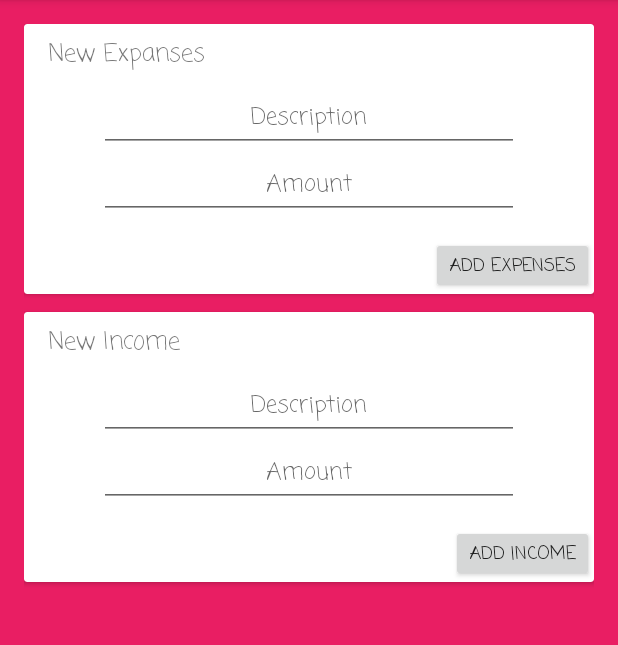
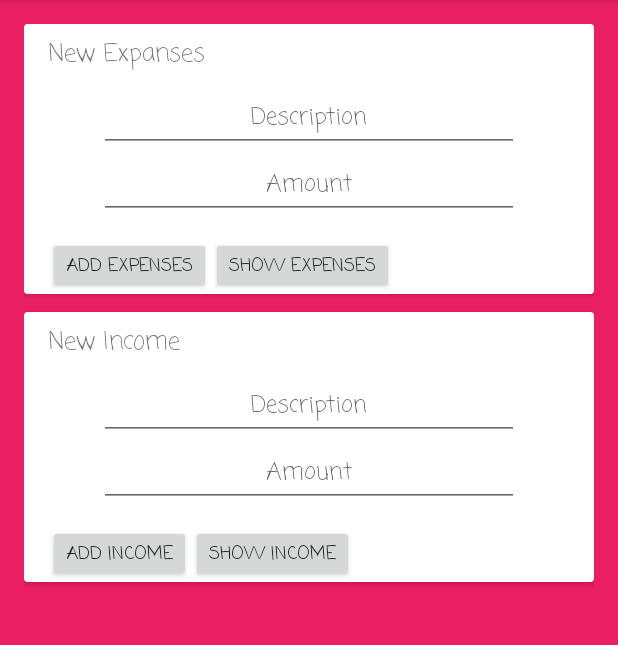
Before and after one commit to irfand19/Task4, an Android app: the fragment FragmentTwo placed in its activity, on a phone screen of 412 x 824 dp, the part 84-729 px from its top. Run offline under Robolectric (Android 15) with nearby library versions, the phone set to English and light mode, and no system bars.

Commit message:
tambah data expense di transaction beres, tampilin data expense pake rv di dashboard beres

```diff
--- /dev/null
+++ b/app/src/main/java/irfandp/task4/DatabaseExpenses.java
@@ -0,0 +1,68 @@
+package irfandp.task4;
+
+import android.content.ContentValues;
+import android.content.Context;
+import android.database.Cursor;
+import android.database.sqlite.SQLiteDatabase;
+import android.database.sqlite.SQLiteOpenHelper;
+
+/**
+ * Created by User on 9/26/2016.
+ */
+public class DatabaseExpenses extends SQLiteOpenHelper {
+
+    public static final int DATABASE_VERSION = 1;
+    public static final String DATABASE_NAME = "ExpenseDB.db";
+    public static final String TABLE_NAME = "expensesdb";
+    public static final String COL_1 = "ID";
+    public static final String COL_2 = "DESCRIPTION";
+    public static final String COL_3 = "AMOUNT";
+    public static final String TABLE_CREATE = "CREATE TABLE " + TABLE_NAME + " ( " +
+            COL_1 + " INTEGER PRIMARY KEY AUTOINCREMENT, " +
+            COL_2 + " TEXT, " +
+            COL_3 + " TEXT );";
+    public DatabaseExpenses(Context context) {
+        super(context, DATABASE_NAME, null, DATABASE_VERSION);
+    }
+    @Override
+    public void onCreate(SQLiteDatabase db) {
+        db.execSQL(TABLE_CREATE);
+    }
+
+    @Override
+    public void onUpgrade(SQLiteDatabase db, int oldVersion, int newVersion) {
+        db.execSQL("DROP TABLE IF EXISTS " + TABLE_NAME);
+        onCreate(db);
+    }
+
+    public boolean save_expense(String description, String amount) {
+        SQLiteDatabase db = this.getWritableDatabase();
+        ContentValues content_values = new ContentValues();
+        content_values.put(COL_2, description);
+        content_values.put(COL_3, amount);
+        long result = db.insert(TABLE_NAME, null, content_values);
+        return result != 1;
+    }
+
+    public Cursor list_expense() {
+        SQLiteDatabase db = this.getWritableDatabase();
+        Cursor expenses = db.rawQuery("SELECT * FROM " + TABLE_NAME, null);
+        return expenses;
+    }
+
+//    public boolean update_student(String id, String name, String surname, String marks) {
+//        SQLiteDatabase db = this.getWritableDatabase();
+//        ContentValues content_values = new ContentValues();
+//        content_values.put(COL_1, id);
+//        content_values.put(COL_2, name);
+//        content_values.put(COL_3, surname);
+//        db.update(TABLE_NAME, content_values, "ID = ? ", new String[]{id});
+//        return true;
+//    }
+//    public Integer delete_student(String id) {
+//        SQLiteDatabase db = this.getWritableDatabase();
+//        return db.delete(TABLE_NAME, "ID = ?", new String[] {id});
+//    }
+
+
+}
--- a/app/src/main/java/irfandp/task4/FragmentOne.java
+++ b/app/src/main/java/irfandp/task4/FragmentOne.java
@@ -1,128 +1,121 @@
 package irfandp.task4;
 
+import android.app.AlertDialog;
 import android.content.Context;
+import android.database.Cursor;
 import android.net.Uri;
 import android.os.Bundle;
 import android.support.v4.app.Fragment;
+import android.support.v7.widget.CardView;
+import android.support.v7.widget.LinearLayoutManager;
+import android.support.v7.widget.RecyclerView;
 import android.view.LayoutInflater;
 import android.view.View;
 import android.view.ViewGroup;
+import android.widget.Button;
+import android.widget.FrameLayout;
 import android.widget.TextView;
 
+public class FragmentOne extends Fragment {
 
-/**
- * A simple {@link Fragment} subclass.
- * Activities that contain this fragment must implement the
- * {@link FragmentOne.OnFragmentInteractionListener} interface
- * to handle interaction events.
- * Use the {@link FragmentOne#newInstance} factory method to
- * create an instance of this fragment.
- */
-public class FragmentOne extends Fragment {
-    // TODO: Rename parameter arguments, choose names that match
-    // the fragment initialization parameters, e.g. ARG_ITEM_NUMBER
-//    private static final String ARG_PARAM1 = "param1";
-//    private static final String ARG_PARAM2 = "param2";
+    View mView;
+    DatabaseExpenses myDB;
+    RecyclerView rv_products;
+    RecyclerView.Adapter rv_adapter;
+    RecyclerView.LayoutManager rv_layout_manager;
+    Button list;
+
+    @Override
+    public View onCreateView(LayoutInflater inflater, ViewGroup container, Bundle savedInstanceState) {
+
+        mView = inflater.inflate(R.layout.fragment_one, container, false);
+
+        myDB = new DatabaseExpenses(getActivity());
+
+        rv_products = (RecyclerView) mView.findViewById(R.id.rv_products);
+        rv_products.setHasFixedSize(true);
+        rv_layout_manager = new LinearLayoutManager(getActivity());
+        rv_products.setLayoutManager(rv_layout_manager);
+        rv_adapter = new MyAdapter(loadDataExpense());
+        rv_products.setAdapter(rv_adapter);
+
+
+
+//        list = (Button) mView.findViewById(R.id.btn_liat);
+//        list.setOnClickListener(new View.OnClickListener() {
+//            @Override
+//            public void onClick(View v) {
+//                Cursor expenses = myDB.list_expense();
+//                if (expenses.getCount() == 0) {
+//                    alert_message("Message", "No Data Expense Found");
+//                    return;
+//                }
 //
-//    // TODO: Rename and change types of parameters
-//    private String mParam1;
-//    private String mParam2;
-//
-//    private OnFragmentInteractionListener mListener;
-//
-//    public FragmentOne() {
-//        // Required empty public constructor
+//                //append data student to buffer
+//                StringBuffer buffer = new StringBuffer();
+//                while (expenses.moveToNext()) {
+//                    buffer.append("Description : " + expenses.getString(1) + "\n");
+//                    buffer.append("Amount       : " + expenses.getString(2) + "\n\n");
+//                }
+//                //show data student
+//                alert_message("List Expenses", buffer.toString());
+//            }
+//        });
+
+        // Inflate the layout for this fragment
+        return mView;
+    }
+
+//    private void alert_message(String title, String message) {
+//        AlertDialog.Builder builder = new AlertDialog.Builder(getActivity());
+//        builder.setCancelable(true);
+//        builder.setTitle(title);
+//        builder.setMessage(message);
+//        builder.show();
 //    }
 
-    /**
-     * Use this factory method to create a new instance of
-     * this fragment using the provided parameters.
-     *
-     * @param param1 Parameter 1.
-     * @param param2 Parameter 2.
-     * @return A new instance of fragment FragmentOne.
-     */
-//     TODO: Rename and change types and number of parameters
-//    public static FragmentOne newInstance(String param1, String param2) {
-//        FragmentOne fragment = new FragmentOne();
-//        Bundle args = new Bundle();
-//        args.putString(ARG_PARAM1, param1);
-//        args.putString(ARG_PARAM2, param2);
-//        fragment.setArguments(args);
-//        return fragment;
-//    }
-//
-//    @Override
-//    public void onCreate(Bundle savedInstanceState) {
-//        super.onCreate(savedInstanceState);
-//        if (getArguments() != null) {
-//            mParam1 = getArguments().getString(ARG_PARAM1);
-//            mParam2 = getArguments().getString(ARG_PARAM2);
-//        }
-//    }
+    private String[] loadDataExpense() {
+        Cursor expenses = myDB.list_expense();
+        String[] products = new String[expenses.getCount()];
 
-    @Override
-    public View onCreateView(LayoutInflater inflater, ViewGroup container,
-                             Bundle savedInstanceState) {
-
-        // Inflate the layout for this fragment
-//        //  TextView tv_title_one = (TextView)getView().findViewById(R.id.tv_title_one);
-//        View view = inflater.inflate(R.layout.fragment_one, container, false);
-//        TextView tv_title_one = (TextView)view.findViewById(R.id.tv_title_one);
-//        //this for get object bundle
-//        //that sent from fiveactivity
-//        Bundle bundle = getArguments();
-//        if (bundle != null) {
-//            if(bundle.containsKey("title_one")) {
-//                tv_title_one.setText(bundle.getString("title_one"));
-//            }
-//        }
-//        //end get object bundle
-////        return inflater.inflate(R.layout.fragment_fragment_one, container, false);
-//        return view;
-
-
-        // Inflate the layout for this fragment
-        return inflater.inflate(R.layout.fragment_one, container, false);
+        while (expenses.moveToNext()) {
+            products[expenses.getPosition()]=expenses.getString(1)+"       "+expenses.getString(2);
+        }
+        return products;
     }
 
-//    // TODO: Rename method, update argument and hook method into UI event
-//    public void onButtonPressed(Uri uri) {
-//        if (mListener != null) {
-//            mListener.onFragmentInteraction(uri);
-//        }
-//    }
-//
-//    @Override
-//    public void onAttach(Context context) {
-//        super.onAttach(context);
-//        if (context instanceof OnFragmentInteractionListener) {
-//            mListener = (OnFragmentInteractionListener) context;
-//        } else {
-//            throw new RuntimeException(context.toString()
-//                    + " must implement OnFragmentInteractionListener");
-//        }
-//    }
-//
-//    @Override
-//    public void onDetach() {
-//        super.onDetach();
-//        mListener = null;
-//    }
-//
-//    /**
-//     * This interface must be implemented by activities that contain this
-//     * fragment to allow an interaction in this fragment to be communicated
-//     * to the activity and potentially other fragments contained in that
-//     * activity.
-//     * <p/>
-//     * See the Android Training lesson <a href=
-//     * "http://developer.android.com/training/basics/fragments/communicating.html"
-//     * >Communicating with Other Fragments</a> for more information.
-//     */
-//    public interface OnFragmentInteractionListener {
-//        // TODO: Update argument type and name
-//        void onFragmentInteraction(Uri uri);
-//    }
+    public class MyAdapter extends RecyclerView.Adapter<MyAdapter.ViewHolder> {
+        private String[] ds_products;
+        public class ViewHolder extends RecyclerView.ViewHolder {
+            public FrameLayout cv_products;
+            public TextView tv_product;
+            public ViewHolder(View v) {
+                super(v);
+                cv_products = (FrameLayout) v.findViewById(R.id.cv_products);
+                tv_product = (TextView) v.findViewById(R.id.tv_product);
+            }
+        }
+
+        public MyAdapter(String[] dataset) {
+            ds_products = dataset;
+        }
+
+        @Override
+        public MyAdapter.ViewHolder onCreateViewHolder(ViewGroup parent, int viewType) {
+            View v = LayoutInflater.from(parent.getContext()).inflate(R.layout.content_product, parent, false);
+            ViewHolder vh = new ViewHolder(v);
+            return vh;
+        }
+
+        @Override
+        public void onBindViewHolder(ViewHolder holder, int position) {
+            holder.tv_product.setText(ds_products[position]);
+        }
+
+        @Override
+        public int getItemCount() {
+            return ds_products.length;
+        }
+    }
 
 }
--- a/app/src/main/java/irfandp/task4/FragmentTwo.java
+++ b/app/src/main/java/irfandp/task4/FragmentTwo.java
@@ -1,109 +1,81 @@
 package irfandp.task4;
 
+import android.app.Activity;
+import android.app.AlertDialog;
 import android.content.Context;
+import android.database.Cursor;
 import android.net.Uri;
 import android.os.Bundle;
 import android.support.v4.app.Fragment;
+import android.support.v4.view.ViewPager;
 import android.view.LayoutInflater;
 import android.view.View;
 import android.view.ViewGroup;
+import android.widget.Button;
+import android.widget.EditText;
+import android.widget.Toast;
 
+public class FragmentTwo extends Fragment implements View.OnClickListener {
 
-/**
- * A simple {@link Fragment} subclass.
- * Activities that contain this fragment must implement the
- * {@link FragmentTwo.OnFragmentInteractionListener} interface
- * to handle interaction events.
- * Use the {@link FragmentTwo#newInstance} factory method to
- * create an instance of this fragment.
- */
-public class FragmentTwo extends Fragment {
-//    // TODO: Rename parameter arguments, choose names that match
-//    // the fragment initialization parameters, e.g. ARG_ITEM_NUMBER
-//    private static final String ARG_PARAM1 = "param1";
-//    private static final String ARG_PARAM2 = "param2";
-//
-//    // TODO: Rename and change types of parameters
-//    private String mParam1;
-//    private String mParam2;
-//
-//    private OnFragmentInteractionListener mListener;
-//
-//    public FragmentTwo() {
-//        // Required empty public constructor
-//    }
-//
-//    /**
-//     * Use this factory method to create a new instance of
-//     * this fragment using the provided parameters.
-//     *
-//     * @param param1 Parameter 1.
-//     * @param param2 Parameter 2.
-//     * @return A new instance of fragment FragmentTwo.
-//     */
-//    // TODO: Rename and change types and number of parameters
-//    public static FragmentTwo newInstance(String param1, String param2) {
-//        FragmentTwo fragment = new FragmentTwo();
-//        Bundle args = new Bundle();
-//        args.putString(ARG_PARAM1, param1);
-//        args.putString(ARG_PARAM2, param2);
-//        fragment.setArguments(args);
-//        return fragment;
-//    }
-//
-//    @Override
-//    public void onCreate(Bundle savedInstanceState) {
-//        super.onCreate(savedInstanceState);
-//        if (getArguments() != null) {
-//            mParam1 = getArguments().getString(ARG_PARAM1);
-//            mParam2 = getArguments().getString(ARG_PARAM2);
-//        }
-//    }
+    View mView;
+    DatabaseExpenses myDB;
+    EditText amount_out, des_out;
+    Button add_out, list_out;
 
     @Override
-    public View onCreateView(LayoutInflater inflater, ViewGroup container,
-                             Bundle savedInstanceState) {
-        // Inflate the layout for this fragment
-        return inflater.inflate(R.layout.fragment_two, container, false);
+    public View onCreateView(LayoutInflater inflater, ViewGroup container, Bundle savedInstanceState) {
+
+        mView = inflater.inflate(R.layout.fragment_two, container, false);
+
+        myDB = new DatabaseExpenses(getActivity());
+        des_out = (EditText) mView.findViewById(R.id.et_des_out);
+        amount_out = (EditText) mView.findViewById(R.id.et_amount_out);
+        add_out = (Button) mView.findViewById(R.id.btn_add_out);
+        list_out = (Button) mView.findViewById(R.id.btn_list_out);
+        add_out.setOnClickListener(this);
+        list_out.setOnClickListener(this);
+
+        return mView;
+
     }
 
-//    // TODO: Rename method, update argument and hook method into UI event
-//    public void onButtonPressed(Uri uri) {
-//        if (mListener != null) {
-//            mListener.onFragmentInteraction(uri);
-//        }
-//    }
-//
-//    @Override
-//    public void onAttach(Context context) {
-//        super.onAttach(context);
-//        if (context instanceof OnFragmentInteractionListener) {
-//            mListener = (OnFragmentInteractionListener) context;
-//        } else {
-//            throw new RuntimeException(context.toString()
-//                    + " must implement OnFragmentInteractionListener");
-//        }
-//    }
-//
-//    @Override
-//    public void onDetach() {
-//        super.onDetach();
-//        mListener = null;
-//    }
-//
-//    /**
-//     * This interface must be implemented by activities that contain this
-//     * fragment to allow an interaction in this fragment to be communicated
-//     * to the activity and potentially other fragments contained in that
-//     * activity.
-//     * <p/>
-//     * See the Android Training lesson <a href=
-//     * "http://developer.android.com/training/basics/fragments/communicating.html"
-//     * >Communicating with Other Fragments</a> for more information.
-//     */
-//    public interface OnFragmentInteractionListener {
-//        // TODO: Update argument type and name
-//        void onFragmentInteraction(Uri uri);
-//    }
+    @Override
+    public void onClick(View v) {
+        switch (v.getId()){
+            case R.id.btn_add_out :
+                boolean result = myDB.save_expense(des_out.getText().toString(),
+                        amount_out.getText().toString()
+                );
+                if (result)
+                    Toast.makeText(getActivity(), "Success Add Expense", Toast.LENGTH_LONG).show();
+                else
+                    Toast.makeText(getActivity(), "Fails Add Expense", Toast.LENGTH_LONG).show();
+                break;
 
+            case R.id.btn_list_out :
+                Cursor expenses = myDB.list_expense();
+                if (expenses.getCount() == 0) {
+                    alert_message("Message", "No Data Expense Found");
+                    return;
+                }
+
+                //append data student to buffer
+                StringBuffer buffer = new StringBuffer();
+                while (expenses.moveToNext()) {
+                    buffer.append("Description : " + expenses.getString(1) + "\n");
+                    buffer.append("Amount       : " + expenses.getString(2) + "\n\n");
+                }
+                //show data student
+                alert_message("List Expenses", buffer.toString());
+                break;
+        }
+    }
+
+    private void alert_message(String title, String message) {
+        AlertDialog.Builder builder = new AlertDialog.Builder(getActivity());
+        builder.setCancelable(true);
+        builder.setTitle(title);
+        builder.setMessage(message);
+        builder.show();
+    }
 }
--- a/app/src/main/res/layout/fragment_two.xml
+++ b/app/src/main/res/layout/fragment_two.xml
@@ -39,6 +39,7 @@
                     android:gravity="center_vertical"/>
 
                 <EditText
+                    android:id="@+id/et_des_out"
                     android:paddingTop="10dp"
                     android:layout_width="280dp"
                     android:layout_height="wrap_content"
@@ -50,6 +51,7 @@
                     />
 
                 <EditText
+                    android:id="@+id/et_amount_out"
                     android:paddingTop="10dp"
                     android:layout_width="280dp"
                     android:layout_height="wrap_content"
@@ -64,13 +66,29 @@
                     android:layout_width="match_parent"
                     android:layout_height="12dp" />
 
+                <LinearLayout
+                    android:layout_width="match_parent"
+                    android:layout_height="match_parent"
+                    android:paddingLeft="16dp"
+                    android:orientation="horizontal">
+
                     <Button
+                        android:id="@+id/btn_add_out"
                         android:layout_width="wrap_content"
                         android:layout_height="wrap_content"
                         android:text="Add Expenses"
                         android:textSize="12sp"
-                    android:fontFamily="casual"
-                    android:layout_gravity="right|bottom"/>
+                        android:fontFamily="casual" />
+
+                    <Button
+                        android:id="@+id/btn_list_out"
+                        android:layout_width="wrap_content"
+                        android:layout_height="wrap_content"
+                        android:text="Show Expenses"
+                        android:textSize="12sp"
+                        android:fontFamily="casual" />
+
+                </LinearLayout>
 
             </LinearLayout>
 
@@ -130,13 +148,29 @@
                     android:layout_width="match_parent"
                     android:layout_height="12dp" />
 
+                <LinearLayout
+                    android:layout_width="match_parent"
+                    android:layout_height="match_parent"
+                    android:paddingLeft="16dp"
+                    android:orientation="horizontal">
+
                     <Button
+                        android:id="@+id/btn_add_in"
                         android:layout_width="wrap_content"
                         android:layout_height="wrap_content"
                         android:text="Add Income"
                         android:textSize="12sp"
-                    android:fontFamily="casual"
-                    android:layout_gravity="right|bottom"/>
+                        android:fontFamily="casual" />
+
+                    <Button
+                        android:id="@+id/btn_list_in"
+                        android:layout_width="wrap_content"
+                        android:layout_height="wrap_content"
+                        android:text="Show Income"
+                        android:textSize="12sp"
+                        android:fontFamily="casual" />
+
+                </LinearLayout>
 
             </LinearLayout>
 
```
Also changed, not shown: app/src/main/java/irfandp/task4/BaseFragment.java (added, +31 -0 lines), app/src/main/java/irfandp/task4/HomeView.java (added, +12 -0 lines), app/src/main/java/irfandp/task4/MainActivity.java (+8 -38 lines), app/src/main/res/layout/content_product.xml (added, +14 -0 lines), app/src/main/res/layout/fragment_one.xml (+10 -1 lines). Lines whose indentation alone changed are shown as unchanged.
